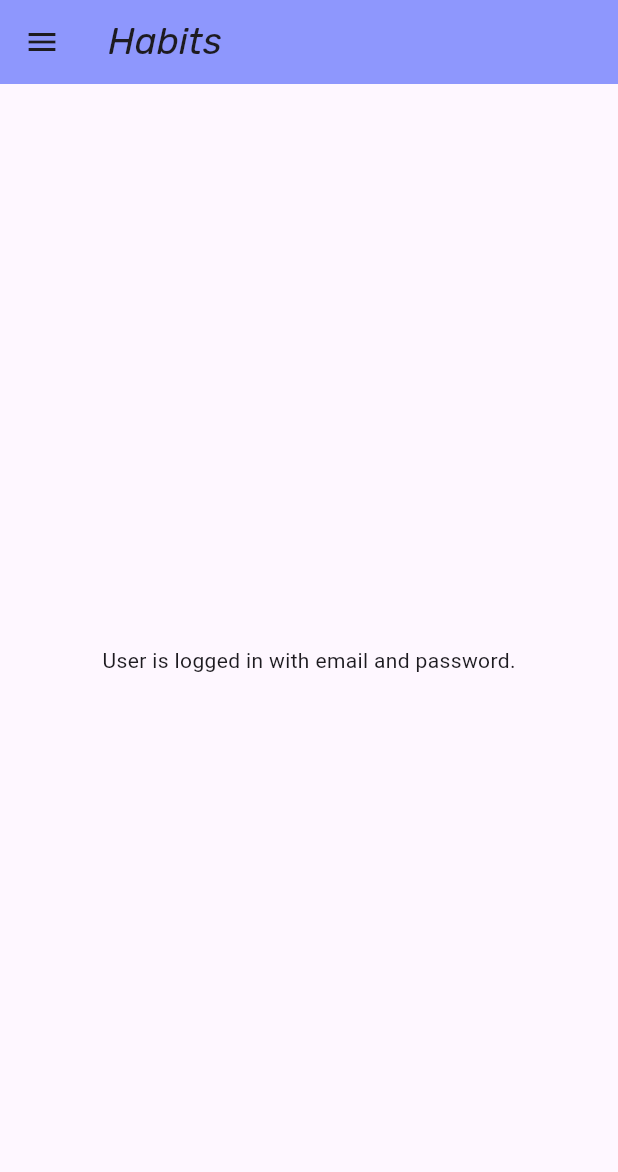
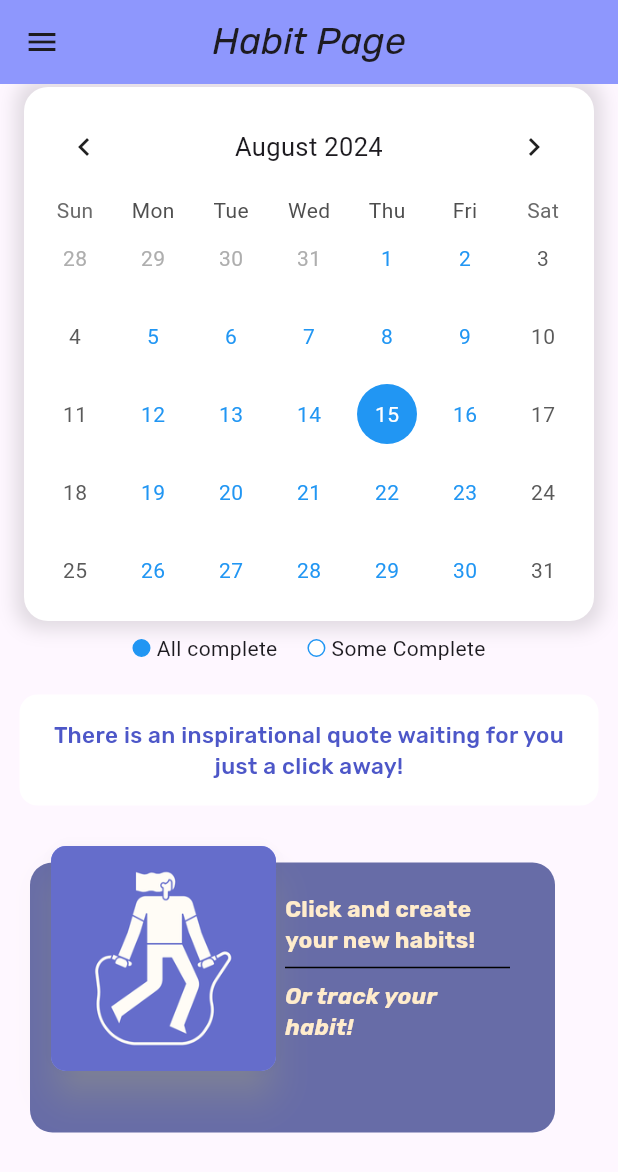
Before and after one commit to mertaksoyy/GoodPlace, a Flutter app: the MainScreenView screen opened by its route, on a phone screen of 412 x 824 dp. Shown: the top 1172 px of the screen. Run offline on Flutter 3.47's test engine with Material 3 defaults, Android fonts, the phone set to English and light mode, and no system bars; drawn by our look-alikes of table_calendar; our stand-ins replace firebase_auth, firebase_core, google_fonts, google_sign_in, shared_preferences; accounts and stored records are empty.

Commit message:
New Updated
Habir page added

```diff
--- a/goodplace/lib/constants/routes.dart
+++ b/goodplace/lib/constants/routes.dart
@@ -4,3 +4,4 @@ const welcomePageRoute = '/welcome';
 const verifyEmailViewRoute = 'verify-email';
 const mainPageRoute = '/main-page';
 const onBoardViewRoute = '/onboard';
+const habitPageViewRoute = '/habitpage';
--- a/goodplace/lib/main.dart
+++ b/goodplace/lib/main.dart
@@ -3,6 +3,7 @@ import 'package:firebase_core/firebase_core.dart';
 import 'package:flutter/material.dart';
 import 'package:goodplace/constants/routes.dart';
 import 'package:goodplace/firebase_options.dart';
+import 'package:goodplace/views/habit_page_view.dart';
 import 'package:goodplace/views/main_screen_view.dart';
 import 'package:goodplace/views/onboarding_view.dart';
 import 'package:goodplace/views/sign_in_view.dart';
@@ -35,6 +36,7 @@ class MyApp extends StatelessWidget {
         welcomePageRoute: (context) => const WelcomePage(),
         mainPageRoute: (context) => MainScreenView(),
         onBoardViewRoute: (context) => const OnBoardPage(),
+        habitPageViewRoute: (context) => HabitPageView(),
       },
     );
   }
--- /dev/null
+++ b/goodplace/lib/models/habit.dart
@@ -0,0 +1,9 @@
+class Habit {
+  String title;
+  String goal;
+  String image;
+  DateTime createDate;
+  int streakCount;
+
+  Habit(this.title, this.goal, this.image, this.createDate, this.streakCount);
+}
--- a/goodplace/lib/views/main_screen_view.dart
+++ b/goodplace/lib/views/main_screen_view.dart
@@ -36,9 +36,10 @@ class _MainScreenViewState extends State<MainScreenView> {
   Widget build(BuildContext context) {
     return Scaffold(
       appBar: AppBar(
+        centerTitle: true,
         backgroundColor: Color(0xff8E97FD),
         title: Text(
-          "Habits",
+          "Habit Page",
           style: GoogleFonts.rubik(
               fontWeight: FontWeight.normal,
               fontStyle: FontStyle.italic,
@@ -73,12 +74,8 @@ class _MainScreenViewState extends State<MainScreenView> {
           ],
         ),
       ),
-      body: const Center(
-        child: Text('User is logged in with email and password.'),
-      ),
-        centerTitle: true,
-      ),
-      body: Column(
+      body: SingleChildScrollView(
+        child: Column(
           children: [
             Container(
               margin: EdgeInsets.fromLTRB(16.0, 2.0, 16.0, 0),
@@ -161,11 +158,12 @@ class _MainScreenViewState extends State<MainScreenView> {
               child: GestureDetector(
                 onTap: fetchRandomQuote,
                 child: Container(
-                padding:
-                    EdgeInsets.all(16), // İçerik ile sınırlar arasındaki boşluk
+                  padding: EdgeInsets.all(
+                      16), // İçerik ile sınırlar arasındaki boşluk
                   decoration: BoxDecoration(
                     color: Colors.white, // Arka plan rengi
-                  borderRadius: BorderRadius.circular(12), // Köşe yuvarlaklığı
+                    borderRadius:
+                        BorderRadius.circular(12), // Köşe yuvarlaklığı
                   ),
                   child: Text(
                     quote,
@@ -177,8 +175,86 @@ class _MainScreenViewState extends State<MainScreenView> {
                   ),
                 ),
               ),
+            ),
+            GestureDetector(
+              onTap: () {
+                Navigator.pushNamed(context, habitPageViewRoute);
+              },
+              child: Container(
+                height: 220,
+                child: Stack(
+                  children: [
+                    Positioned(
+                        top: 25,
+                        left: 20,
+                        child: Material(
+                          child: Container(
+                            height: 180.0,
+                            width: 350,
+                            decoration: BoxDecoration(
+                              color: Color.fromARGB(255, 103, 108, 167),
+                              borderRadius: BorderRadius.circular(15.0),
+                            ),
+                          ),
+                        )),
+                    Positioned(
+                      top: 10,
+                      left: 30,
+                      child: Card(
+                        elevation: 10.0,
+                        shadowColor:
+                            Color.fromARGB(255, 240, 238, 156).withOpacity(0.5),
+                        shape: RoundedRectangleBorder(
+                            borderRadius: BorderRadius.circular(15.0)),
+                        child: Container(
+                          height: 150,
+                          width: 150,
+                          decoration: BoxDecoration(
+                            color: Color(0xff8E97FD),
+                            borderRadius: BorderRadius.circular(10.0),
+                            image: DecorationImage(
+                                fit: BoxFit.fill,
+                                image: AssetImage("assets/images/buyuk.png")),
+                          ),
+                        ),
+                      ),
+                    ),
+                    Positioned(
+                      top: 45,
+                      left: 190,
+                      child: Container(
+                        width: 150,
+                        height: 180,
+                        child: Column(
+                          children: [
+                            Text(
+                              "Click and create your new habits!",
+                              style: GoogleFonts.rubik(
+                                  fontSize: 15,
+                                  fontWeight: FontWeight.bold,
+                                  color: Color(0xffFFECCC)),
+                            ),
+                            Divider(
+                              color: Colors.black,
+                            ),
+                            Text(
+                              "Or track your habit!",
+                              style: GoogleFonts.rubik(
+                                  fontSize: 15,
+                                  fontWeight: FontWeight.bold,
+                                  fontStyle: FontStyle.italic,
+                                  color: Color(0xffFFECCC)),
                             )
                           ],
+                        ),
+                      ),
+                    )
+                  ],
+                ),
+              ),
+            )
+          ],
+        ),
       ),
     );
   }
```
Also changed, not shown: goodplace/lib/views/habit_page_view.dart (added, +35 -0 lines), goodplace/lib/views/sign_in_view.dart (+0 -27 lines), goodplace/assets/images/buyuk.png (added), goodplace/assets/images/habit_card_design.png (added), goodplace/assets/images/test.png (added). Lines whose indentation alone changed are shown as unchanged.
